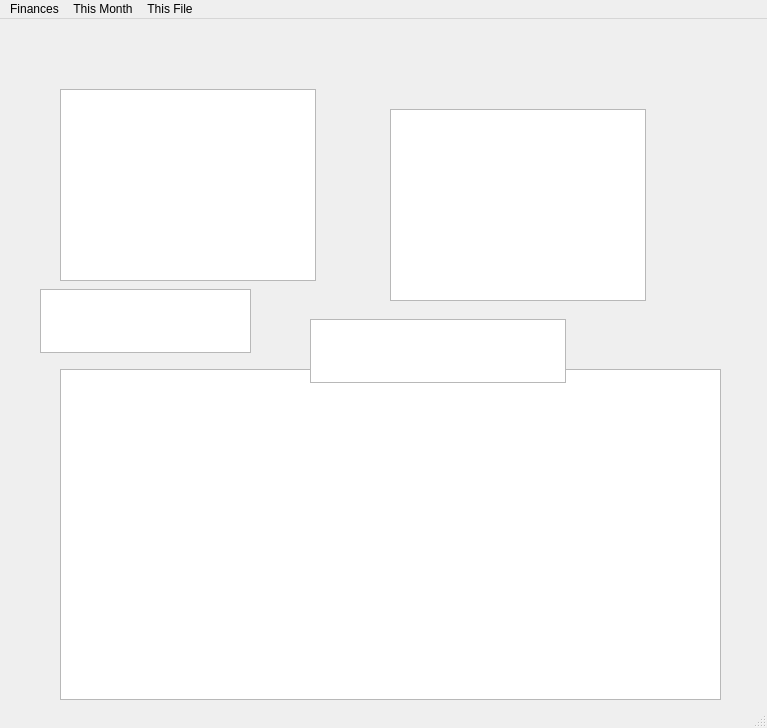
Old version of the form mainwindow.ui in the repository lowagner/pynances.
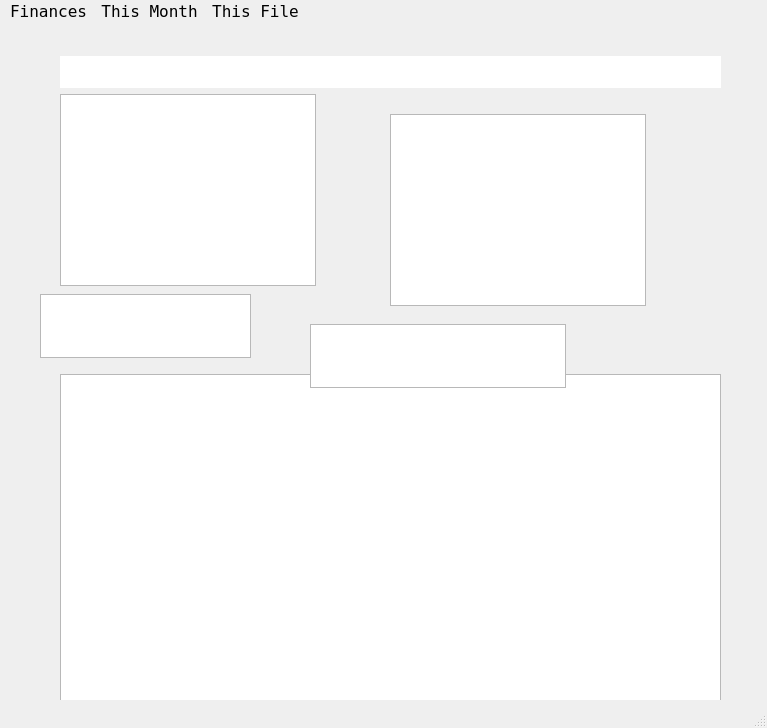
New version of the form.

Commit message: added lineEdit for command line, adjusted resizing for linux

What changed in the file:
```diff
--- a/mainwindow.ui
+++ b/mainwindow.ui
@@ -2,6 +2,9 @@
 <ui version="4.0">
  <class>MainWindow</class>
  <widget class="QMainWindow" name="MainWindow">
+   <property name="styleSheet">
+    <string notr="true">QStatusBar {border: none;} QMenuBar {border: none;} QLineEdit {border: none;}</string>
+   </property>
   <property name="geometry">
    <rect>
     <x>0</x>
@@ -58,6 +61,39 @@
      <string/>
     </property>
    </widget>
+   <widget class="QLineEdit" name="lineEdit">
+    <property name="geometry">
+     <rect>
+      <x>60</x>
+      <y>32</y>
+      <width>661</width>
+      <height>32</height>
+     </rect>
+    </property>
+    <property name="font">
+     <font>
+      <family>Andale Mono</family>
+      <pointsize>14</pointsize>
+     </font>
+    </property>
+    <property name="focusPolicy">
+     <enum>Qt::ClickFocus</enum>
+    </property>
+   </widget>
+   <widget class="QListWidget" name="accountsWidget">
+    <property name="geometry">
+     <rect>
+      <x>60</x>
+      <y>70</y>
+      <width>256</width>
+      <height>192</height>
+     </rect>
+    </property>
+    <property name="accessibleName">
+     <string/>
+    </property>
+   </widget>
+
    <widget class="QListWidget" name="categoriesWidget">
     <property name="geometry">
      <rect>
@@ -90,6 +126,12 @@
    </widget>
   </widget>
   <widget class="QMenuBar" name="menuBar">
+    <property name="font">
+     <font>
+      <family>Andale Mono</family>
+      <pointsize>12</pointsize>
+     </font>
+    </property>
    <property name="geometry">
     <rect>
      <x>0</x>
@@ -98,7 +140,13 @@
      <height>22</height>
     </rect>
    </property>
-   <widget class="QMenu" name="menuSatie_Finances">
+   <widget class="QMenu" name="menuQifFinances">
+    <property name="font">
+     <font>
+      <family>Andale Mono</family>
+      <pointsize>12</pointsize>
+     </font>
+    </property>
     <property name="title">
      <string>Finances</string>
     </property>
@@ -113,7 +161,13 @@
     <addaction name="separator"/>
     <addaction name="actionQuit"/>
    </widget>
-   <widget class="QMenu" name="menuThis_Month">
+   <widget class="QMenu" name="menuThisMonth">
+    <property name="font">
+     <font>
+      <family>Andale Mono</family>
+      <pointsize>12</pointsize>
+     </font>
+    </property>
     <property name="title">
      <string>This Month</string>
     </property>
@@ -126,7 +180,13 @@
     <addaction name="separator"/>
     <addaction name="actionReloadFromFiles"/>
    </widget>
-   <widget class="QMenu" name="menuThis_File">
+   <widget class="QMenu" name="menuThisFile">
+    <property name="font">
+     <font>
+      <family>Andale Mono</family>
+      <pointsize>12</pointsize>
+     </font>
+    </property>
     <property name="title">
      <string>This File</string>
     </property>
@@ -139,11 +199,19 @@
     <addaction name="separator"/>
     <addaction name="actionSaveFile"/>
    </widget>
-   <addaction name="menuSatie_Finances"/>
-   <addaction name="menuThis_Month"/>
-   <addaction name="menuThis_File"/>
+   <addaction name="menuQifFinances"/>
+   <addaction name="menuThisMonth"/>
+   <addaction name="menuThisFile"/>
   </widget>
-  <widget class="QStatusBar" name="statusBar"/>
+  <widget class="QStatusBar" name="statusBar">
+    <property name="font">
+     <font>
+      <family>Andale Mono</family>
+      <pointsize>14</pointsize>
+      <italic>true</italic>
+     </font>
+    </property>
+  </widget>
   <action name="actionSetDir">
    <property name="text">
     <string>Set Working Directory</string>
```
The commit also changes 1 other file.
